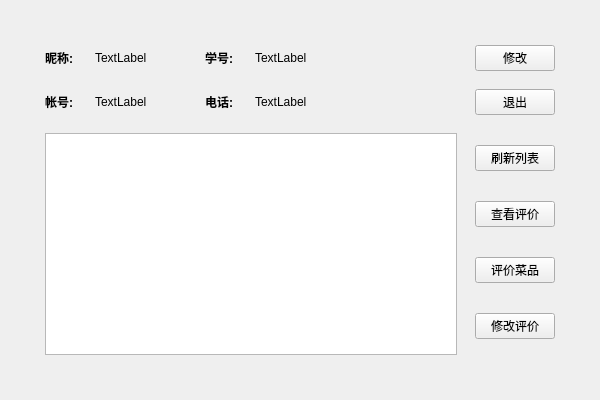
Above: ui/home.ui from fanenr/cxx-DS-client before the change. Below: the same form after it.
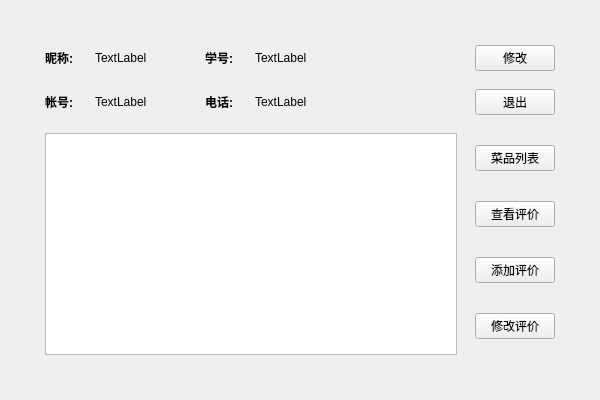
That is the form after the change.

```diff
--- a/ui/home.ui
+++ b/ui/home.ui
@@ -205,7 +205,7 @@
              </sizepolicy>
             </property>
             <property name="text">
-             <string>刷新列表</string>
+             <string>菜品列表</string>
             </property>
            </widget>
           </item>
@@ -231,7 +231,7 @@
              </sizepolicy>
             </property>
             <property name="text">
-             <string>评价菜品</string>
+             <string>添加评价</string>
             </property>
            </widget>
           </item>
```
